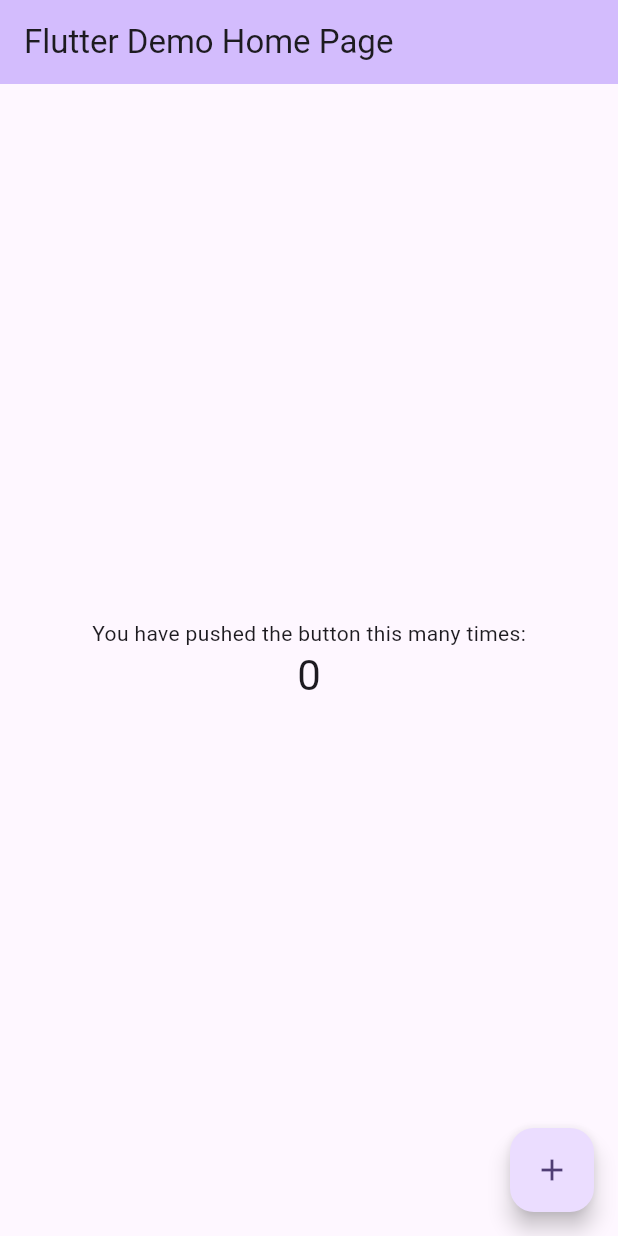
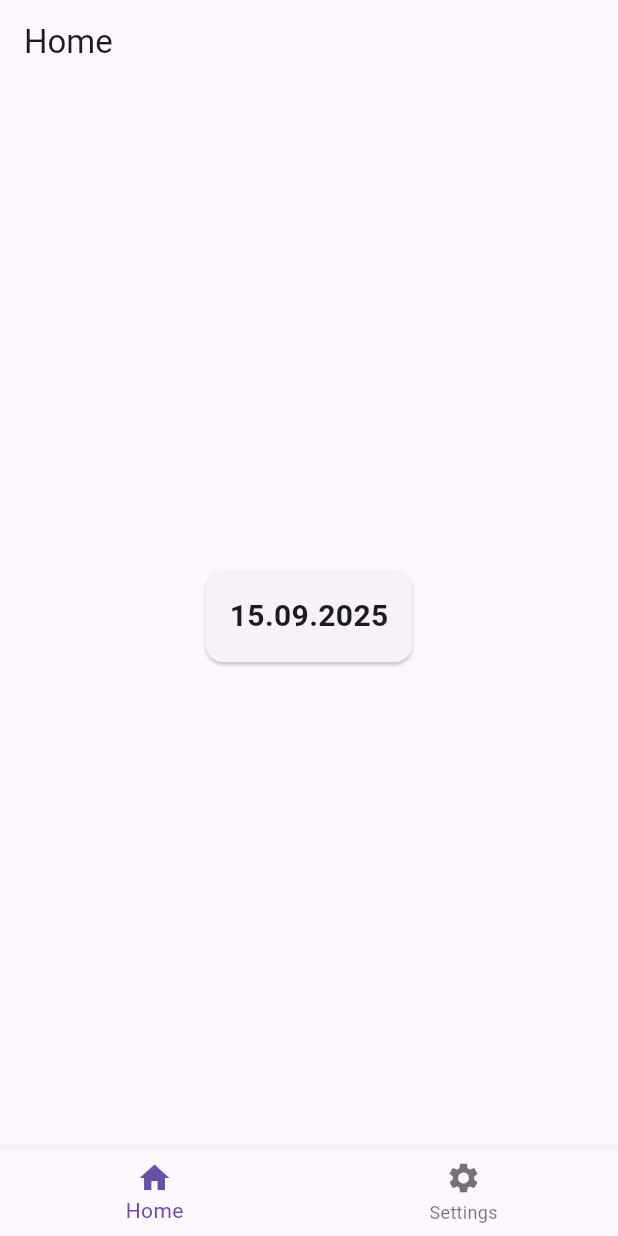
Before and after one commit to JackyHuth/mood-tracker, a Flutter app: the screen it shows after launch, on a phone screen of 412 x 824 dp. Run offline on Flutter 3.47's test engine with Material 3 defaults, Android fonts, the phone set to English and light mode, and no system bars.

Commit message:
Added a dark mode and an option to change the format of the date

```diff
--- a/lib/main.dart
+++ b/lib/main.dart
@@ -1,122 +1,52 @@
 import 'package:flutter/material.dart';
+import 'widgets/navigation.dart';
+import 'utils/date_format_options.dart';
 
 void main() {
-  runApp(const MyApp());
+  runApp(const MoodTrackerApp());
 }
 
-class MyApp extends StatelessWidget {
-  const MyApp({super.key});
+class MoodTrackerApp extends StatefulWidget {
+  const MoodTrackerApp({super.key});
 
-  // This widget is the root of your application.
+  @override
+  State<MoodTrackerApp> createState() => _MoodTrackerAppState();
+}
+
+class _MoodTrackerAppState extends State<MoodTrackerApp> {
+
+  /// Dark Mode
+  bool _darkMode = false;
+
+  void toggleDarkMode(bool value) {
+    setState(() {
+      _darkMode = value;
+    });
+  }
+
+  /// Date Format
+  DateFormatOption dateFormat = DateFormatOption.dayMonthYear;
+
+  void setDateFormat(DateFormatOption format) {
+    setState(() {
+      dateFormat = format;
+    });
+  }
+
+
   @override
   Widget build(BuildContext context) {
     return MaterialApp(
-      title: 'Flutter Demo',
-      theme: ThemeData(
-        // This is the theme of your application.
-        //
-        // TRY THIS: Try running your application with "flutter run". You'll see
-        // the application has a purple toolbar. Then, without quitting the app,
-        // try changing the seedColor in the colorScheme below to Colors.green
-        // and then invoke "hot reload" (save your changes or press the "hot
-        // reload" button in a Flutter-supported IDE, or press "r" if you used
-        // the command line to start the app).
-        //
-        // Notice that the counter didn't reset back to zero; the application
-        // state is not lost during the reload. To reset the state, use hot
-        // restart instead.
-        //
-        // This works for code too, not just values: Most code changes can be
-        // tested with just a hot reload.
-        colorScheme: ColorScheme.fromSeed(seedColor: Colors.deepPurple),
+      title: 'Mood Tracker',
+      theme: ThemeData.light(),
+      darkTheme: ThemeData.dark(),
+      themeMode: _darkMode ? ThemeMode.dark : ThemeMode.light,
+      home: Navigation(
+        darkMode: _darkMode,
+        onToggleDarkMode: toggleDarkMode,
+        dateFormat: dateFormat,
+        onSetDateFormat: setDateFormat,
       ),
-      home: const MyHomePage(title: 'Flutter Demo Home Page'),
     );
   }
 }
-
-class MyHomePage extends StatefulWidget {
-  const MyHomePage({super.key, required this.title});
-
-  // This widget is the home page of your application. It is stateful, meaning
-  // that it has a State object (defined below) that contains fields that affect
-  // how it looks.
-
-  // This class is the configuration for the state. It holds the values (in this
-  // case the title) provided by the parent (in this case the App widget) and
-  // used by the build method of the State. Fields in a Widget subclass are
-  // always marked "final".
-
-  final String title;
-
-  @override
-  State<MyHomePage> createState() => _MyHomePageState();
-}
-
-class _MyHomePageState extends State<MyHomePage> {
-  int _counter = 0;
-
-  void _incrementCounter() {
-    setState(() {
-      // This call to setState tells the Flutter framework that something has
-      // changed in this State, which causes it to rerun the build method below
-      // so that the display can reflect the updated values. If we changed
-      // _counter without calling setState(), then the build method would not be
-      // called again, and so nothing would appear to happen.
-      _counter++;
-    });
-  }
-
-  @override
-  Widget build(BuildContext context) {
-    // This method is rerun every time setState is called, for instance as done
-    // by the _incrementCounter method above.
-    //
-    // The Flutter framework has been optimized to make rerunning build methods
-    // fast, so that you can just rebuild anything that needs updating rather
-    // than having to individually change instances of widgets.
-    return Scaffold(
-      appBar: AppBar(
-        // TRY THIS: Try changing the color here to a specific color (to
-        // Colors.amber, perhaps?) and trigger a hot reload to see the AppBar
-        // change color while the other colors stay the same.
-        backgroundColor: Theme.of(context).colorScheme.inversePrimary,
-        // Here we take the value from the MyHomePage object that was created by
-        // the App.build method, and use it to set our appbar title.
-        title: Text(widget.title),
-      ),
-      body: Center(
-        // Center is a layout widget. It takes a single child and positions it
-        // in the middle of the parent.
-        child: Column(
-          // Column is also a layout widget. It takes a list of children and
-          // arranges them vertically. By default, it sizes itself to fit its
-          // children horizontally, and tries to be as tall as its parent.
-          //
-          // Column has various properties to control how it sizes itself and
-          // how it positions its children. Here we use mainAxisAlignment to
-          // center the children vertically; the main axis here is the vertical
-          // axis because Columns are vertical (the cross axis would be
-          // horizontal).
-          //
-          // TRY THIS: Invoke "debug painting" (choose the "Toggle Debug Paint"
-          // action in the IDE, or press "p" in the console), to see the
-          // wireframe for each widget.
-          mainAxisAlignment: MainAxisAlignment.center,
-          children: <Widget>[
-            const Text('You have pushed the button this many times:'),
-            Text(
-              '$_counter',
-              style: Theme.of(context).textTheme.headlineMedium,
-            ),
-          ],
-        ),
-      ),
-      floatingActionButton: FloatingActionButton(
-        onPressed: _incrementCounter,
-        tooltip: 'Increment',
-        child: const Icon(Icons.add),
-      ), // This trailing comma makes auto-formatting nicer for build methods.
-    );
-  }
-}
--- /dev/null
+++ b/lib/utils/date_format_options.dart
@@ -0,0 +1,5 @@
+enum DateFormatOption {
+  yearMonthDay, // 2025-09-15
+  dayMonthYear, // 15/09/2025
+  monthDayYear, // Sep 15, 2025
+}
--- /dev/null
+++ b/lib/views/home_view.dart
@@ -0,0 +1,18 @@
+import 'package:flutter/material.dart';
+import '../widgets/date_square.dart';
+import '../utils/date_format_options.dart';
+
+class HomeView extends StatelessWidget {
+  final DateFormatOption dateFormat;
+
+  const HomeView({super.key, required this.dateFormat});
+
+  @override
+  Widget build(BuildContext context) {
+    return Scaffold(
+      body: Center(
+        child: DateSquare(format: dateFormat),
+      ),
+    );
+  }
+}
--- a/lib/widgets/date_square.dart
+++ b/lib/widgets/date_square.dart
@@ -1,17 +1,25 @@
 import 'dart:async';
 import 'package:flutter/material.dart';
-import 'package:mood_tracker/utils/date_getter.dart';
+import '../utils/date_format_options.dart';
 
 class DateSquare extends StatefulWidget {
-  const DateSquare({super.key});
+  final DateFormatOption format;
+
+  const DateSquare({super.key, this.format = DateFormatOption.dayMonthYear});
 
   @override
-  _DateSquareState createState() => _DateSquareState();
+  DateSquareState createState() => DateSquareState();
 }
 
-class _DateSquareState extends State<DateSquare> {
+class DateSquareState extends State<DateSquare> {
   late DateTime today;
   Timer? _timer;
+
+  /// Returns a DateTime representing the current day at 00:00:00.
+  DateTime getToday() {
+    final now = DateTime.now();
+    return DateTime(now.year, now.month, now.day);
+  }
 
   @override
   void initState() {
@@ -43,25 +51,39 @@ class _DateSquareState extends State<DateSquare> {
     super.dispose();
   }
 
+String formatDate(DateTime date) {
+  switch (widget.format) {
+    case DateFormatOption.yearMonthDay:
+      return "${date.year}-${date.month.toString().padLeft(2,'0')}-${date.day.toString().padLeft(2,'0')}";
+    case DateFormatOption.dayMonthYear:
+      return "${date.day.toString().padLeft(2,'0')}.${date.month.toString().padLeft(2,'0')}.${date.year}";
+    case DateFormatOption.monthDayYear:
+      return "${_monthAbbr(date.month)} ${date.day}, ${date.year}";
+  }
+}
+
+String _monthAbbr(int month) {
+  const names = ["Jan","Feb","Mar","Apr","May","Jun","Jul","Aug","Sep","Oct","Nov","Dec"];
+  return names[month-1];
+}
+
+
   @override
   Widget build(BuildContext context) {
-    final formatted = "${today.day.toString().padLeft(2,'0')}/"
-                      "${today.month.toString().padLeft(2,'0')}/"
-                      "${today.year}";
 
-    return Container(
-      padding: const EdgeInsets.all(16),
-      decoration: BoxDecoration(
-        color: Colors.blue.shade100,
-        borderRadius: BorderRadius.circular(12),
-      ),
-      child: Text(
-        formatted,
-        style: const TextStyle(
-          fontSize: 20,
-          fontWeight: FontWeight.bold,
+    return Card(
+      child: Padding(
+        padding: const EdgeInsets.all(16.0),
+        child: Text(
+          formatDate(today),
+          style: const TextStyle(
+            fontSize: 20,
+            fontWeight: FontWeight.bold,
+          ),
         ),
       ),
     );
   }
+
+
 }
--- /dev/null
+++ b/lib/widgets/navigation.dart
@@ -0,0 +1,57 @@
+import 'package:flutter/material.dart';
+import '../views/home_view.dart';
+import '../views/settings_view.dart';
+import '../utils/date_format_options.dart';
+
+class Navigation extends StatefulWidget {
+  final bool darkMode;
+  final ValueChanged<bool> onToggleDarkMode;
+
+  final DateFormatOption dateFormat;
+  final ValueChanged<DateFormatOption> onSetDateFormat;
+
+  const Navigation({
+    super.key,
+    required this.darkMode,
+    required this.onToggleDarkMode,
+    required this.dateFormat,
+    required this.onSetDateFormat,
+  });
+
+  @override
+  State<Navigation> createState() => _NavigationState();
+}
+
+class _NavigationState extends State<Navigation> {
+  int _currentIndex = 0;
+
+  void _onTabSelected(int index) {
+    setState(() => _currentIndex = index);
+  }
+
+  @override
+  Widget build(BuildContext context) {
+    final pages = [
+      HomeView(dateFormat: widget.dateFormat),
+      SettingsView(
+        darkMode: widget.darkMode,
+        onToggleDarkMode: widget.onToggleDarkMode,
+        dateFormat: widget.dateFormat,
+        onSetDateFormat: widget.onSetDateFormat,
+      ),
+    ];
+
+    return Scaffold(
+      appBar: AppBar(title: Text(_currentIndex == 0 ? 'Home' : 'Settings')),
+      body: pages[_currentIndex],
+      bottomNavigationBar: BottomNavigationBar(
+        currentIndex: _currentIndex,
+        onTap: _onTabSelected,
+        items: const [
+          BottomNavigationBarItem(icon: Icon(Icons.home), label: 'Home'),
+          BottomNavigationBarItem(icon: Icon(Icons.settings), label: 'Settings'),
+        ],
+      ),
+    );
+  }
+}
```
Also changed, not shown: lib/views/settings_view.dart (added, +61 -0 lines), 1 other file.
